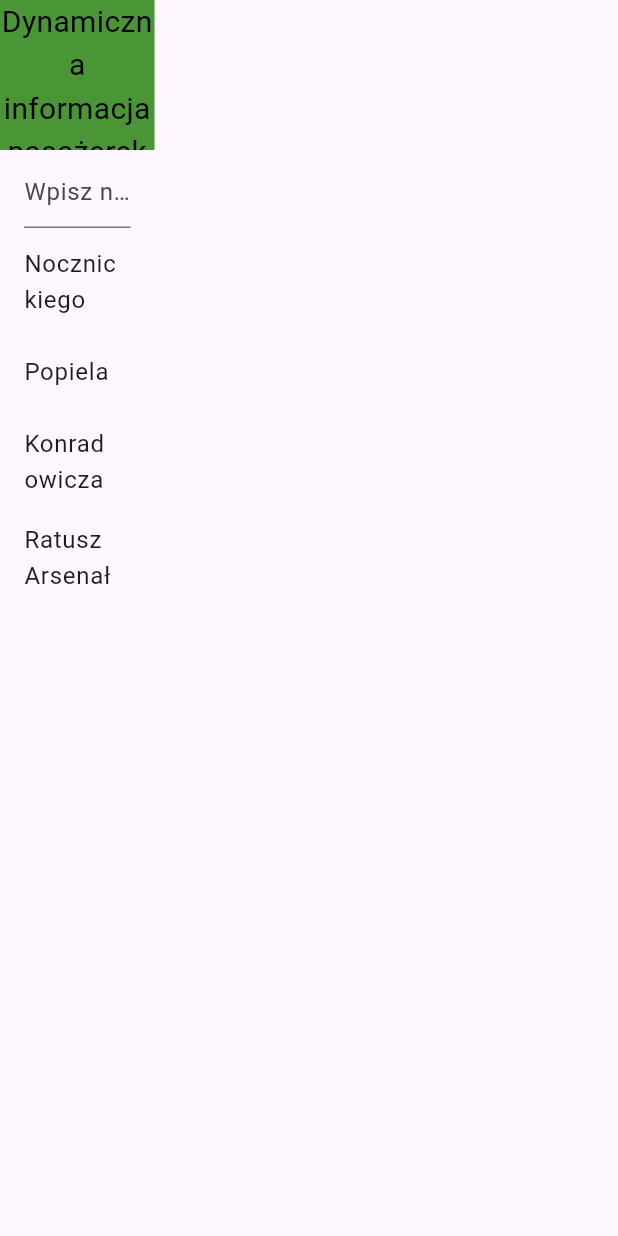
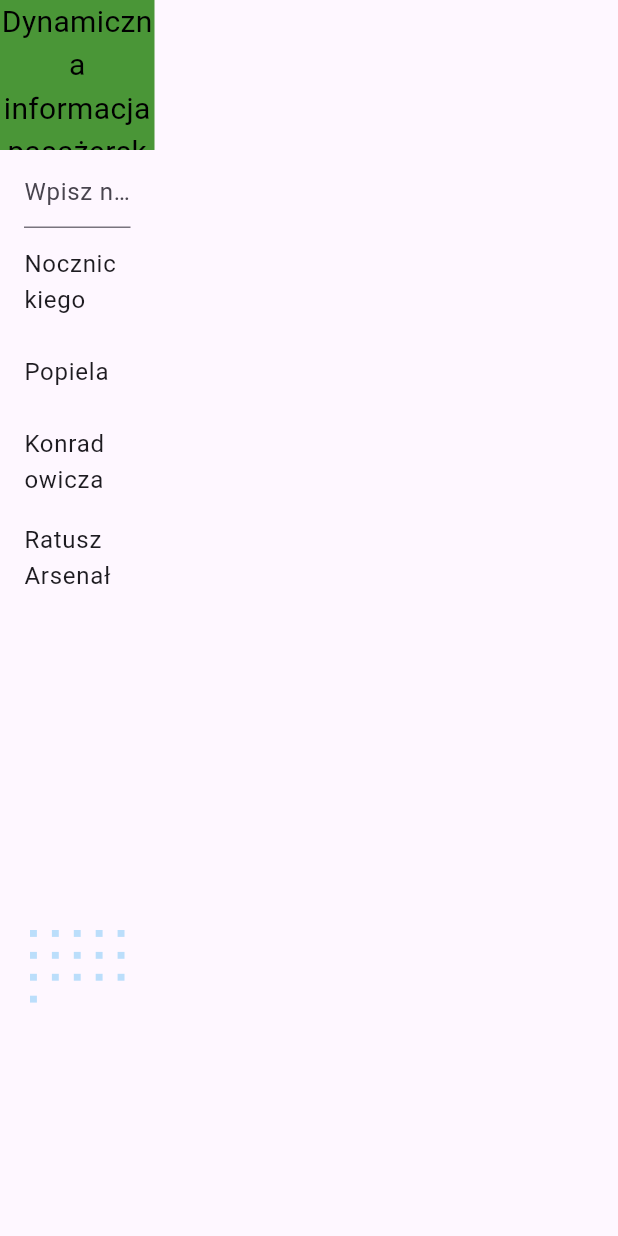
Before and after one commit to mrkuba1/WarsawTransApp, a Flutter app: the screen it shows after launch, on a phone screen of 412 x 824 dp. Run offline on Flutter 3.47's test engine with Material 3 defaults, Android fonts, the phone set to English and light mode, and no system bars; our stand-ins replace responsive_builder.

Commit message:
Button commit

```diff
--- a/warsawtransapp/lib/pages/home.dart
+++ b/warsawtransapp/lib/pages/home.dart
@@ -1,4 +1,5 @@
 import 'package:flutter/material.dart';
+import 'package:warsawtransapp/widgets/lines_button_widget.dart';
 import 'package:warsawtransapp/widgets/nav_bus_widget.dart';
 import 'package:warsawtransapp/widgets/nav_widget.dart';
 import 'package:warsawtransapp/widgets/search_busstop_widget.dart';
@@ -67,6 +68,7 @@ class _HomeState extends State<Home> {
                 SizedBox(
                   width: MediaQuery.of(context).size.width / 4,
                   height: MediaQuery.of(context).size.height / (4 / 3),
+                  child: LinesButtonsWidget(items : items),
                 ),
                 SizedBox(
                   width: MediaQuery.of(context).size.width / (4 / 3),
--- /dev/null
+++ b/warsawtransapp/lib/widgets/lines_button_widget.dart
@@ -0,0 +1,66 @@
+import 'package:flutter/material.dart';
+
+class LinesButtonsWidget extends StatefulWidget {
+  final List<String> items;
+
+  const LinesButtonsWidget({super.key, required this.items});
+
+  @override
+  _LinesButtonsWidgetState createState() => _LinesButtonsWidgetState();
+}
+
+class _LinesButtonsWidgetState extends State<LinesButtonsWidget> {
+  late List<Color> containerColors;
+  late List<bool> isToggled;
+
+  @override
+  void initState() {
+    super.initState();
+    containerColors = List.filled(widget.items.length - 1, Colors.blue[100]!);
+    isToggled = List.filled(widget.items.length - 1, false);
+  }
+
+  @override
+  Widget build(BuildContext context) {
+    return Padding(
+      padding: const EdgeInsets.all(20.0),
+      child: GridView.builder(
+        itemCount: widget.items.length - 1, // Liczba elementów w siatce
+        gridDelegate: const SliverGridDelegateWithFixedCrossAxisCount(
+          crossAxisCount: 5, // Liczba kolumn w siatce
+          crossAxisSpacing: 10.0, // Odległość pomiędzy kolumnami
+          mainAxisSpacing: 10.0, // Odległość pomiędzy wierszami
+          childAspectRatio: 0.5 / 0.5, // Proporcja szerokość / wysokość
+        ),
+        itemBuilder: (BuildContext context, int index) {
+          // Tworzenie i zwracanie elementu siatki
+          return GestureDetector(
+            onTap: () {
+              // Obsługa kliknięcia
+              setState(() {
+                if (isToggled[index]) {
+                  containerColors[index] =
+                      Colors.blue[100]!; // Przywracamy pierwotny kolor
+                } else {
+                  containerColors[index] =
+                      Colors.blueAccent; // Zmieniamy kolor na czerwony
+                }
+                isToggled[index] =
+                    !isToggled[index]; // Odwracamy stan wciśnięcia
+              });
+            },
+            child: Container(
+              color: containerColors[index],
+              child: Center(
+                child: Text(
+                  widget.items[index + 1],
+                  style: const TextStyle(fontSize: 15.0),
+                ),
+              ),
+            ),
+          );
+        },
+      ),
+    );
+  }
+}
```
